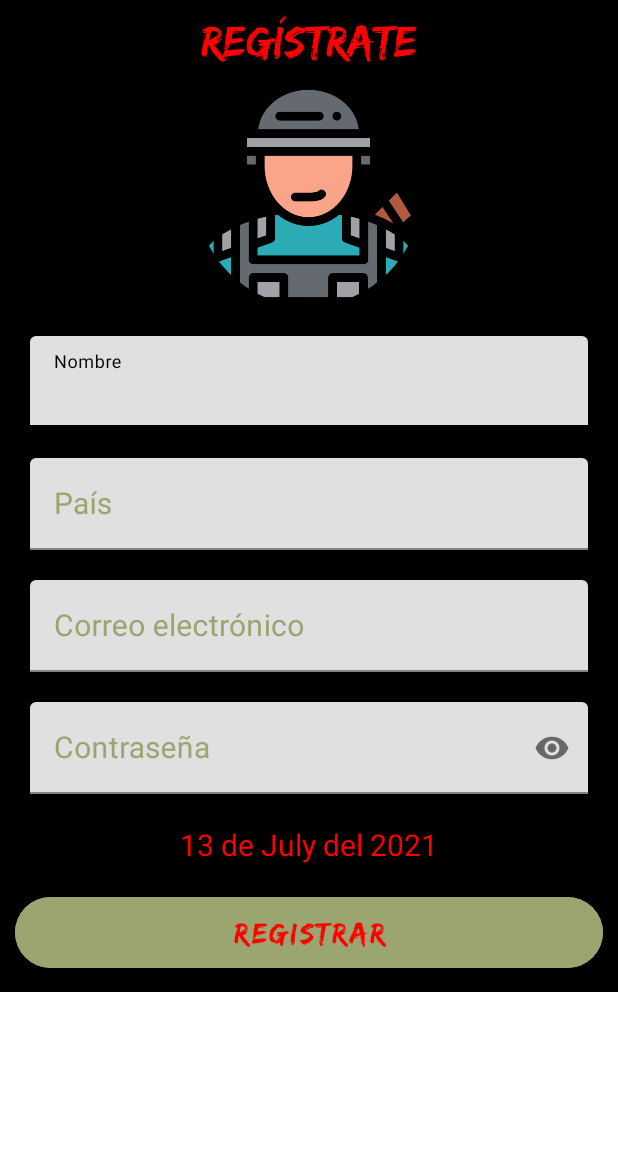
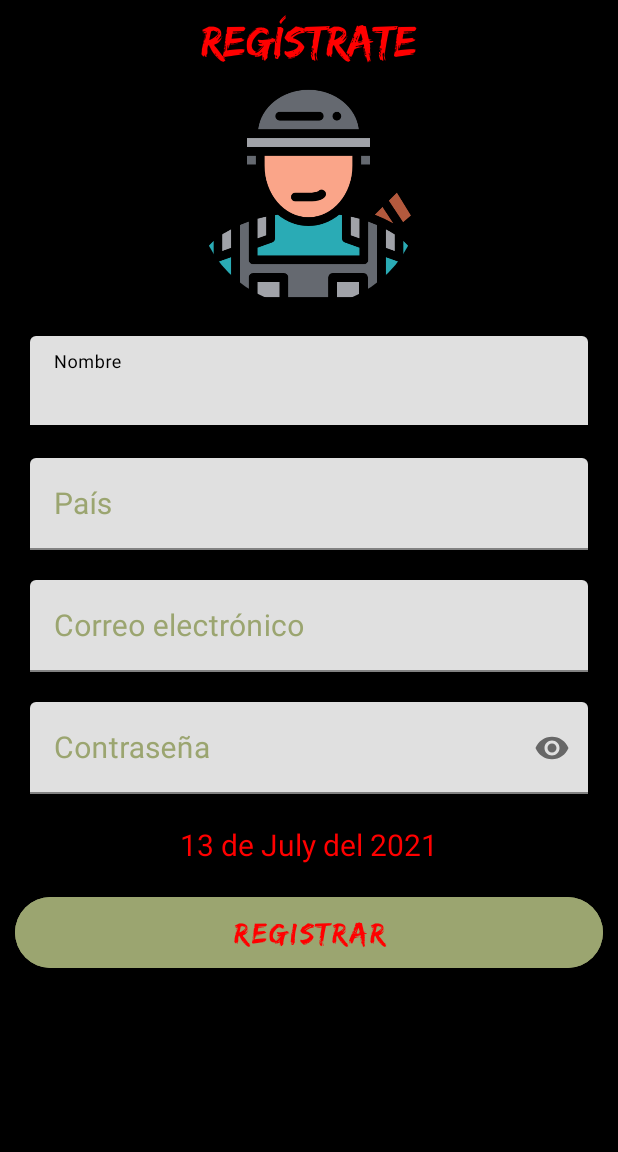
Before and after one commit to MDMGN/TouchKillZombie, an Android app: the RegisterActivity screen opened directly, with no data from a screen before it, on a phone screen of 412 x 824 dp, the part 84-1236 px from its top. Run offline under Robolectric (Android 15) with nearby library versions, the light colour scheme and no system bars; our stand-ins replace CircleImageView, Firebase (no records; nobody signed in at launch, a user with empty details on screens opened directly); Roboto replaces fonts that are not available here.

Commit message:
Finish Woking class.

```diff
--- a/app/src/main/res/layout/activity_register.xml
+++ b/app/src/main/res/layout/activity_register.xml
@@ -5,7 +5,8 @@
     xmlns:tools="http://schemas.android.com/tools"
     android:layout_width="match_parent"
     android:layout_height="match_parent"
-    tools:context=".RegisterActivity">
+    tools:context=".RegisterActivity"
+    android:background="@color/black">
 
     <androidx.appcompat.widget.LinearLayoutCompat
         android:layout_width="match_parent"
```
